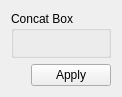
Old version of the form visualization/GUI/pdw/concatboxui.ui in the repository sepehrgh98/PyCoolEdit.
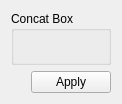
New version of the form.

Diff of the .ui file:
```diff
--- a/visualization/GUI/pdw/concatboxui.ui
+++ b/visualization/GUI/pdw/concatboxui.ui
@@ -19,7 +19,11 @@
      <property name="title">
       <string>Concat Box</string>
      </property>
-     <layout class="QFormLayout" name="concatBoxLayout"/>
+     <layout class="QFormLayout" name="concatBoxLayout">
+      <property name="topMargin">
+       <number>22</number>
+      </property>
+     </layout>
     </widget>
    </item>
    <item>
```
